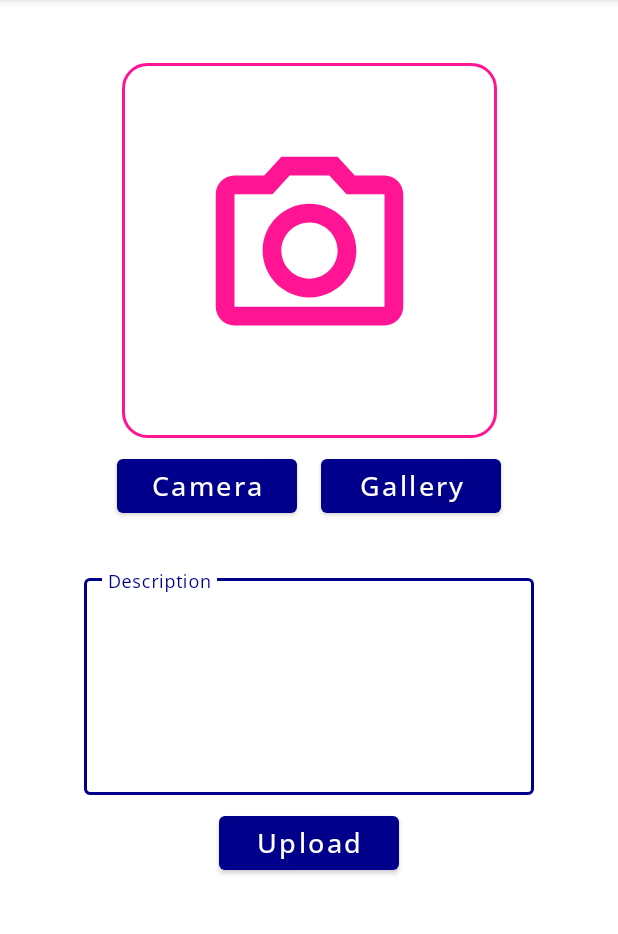
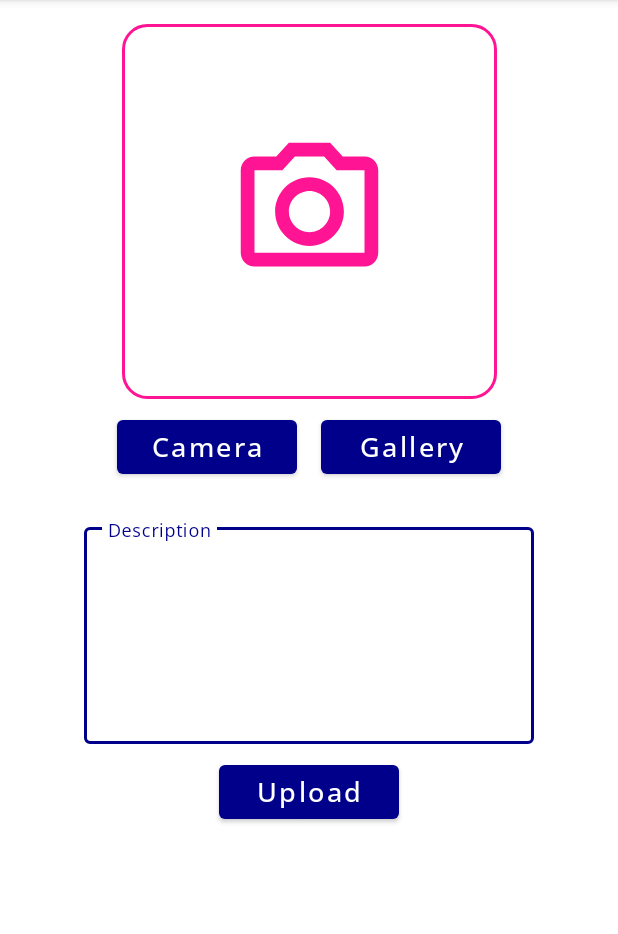
Before and after one commit to fatkhurhmn/dicoding-android-intermediate-submission, an Android app: the CreateStoryActivity screen opened directly, with no data from a screen before it, on a phone screen of 412 x 824 dp, the part 84-1018 px from its top. Run offline under Robolectric (Android 15) with nearby library versions, the phone set to English and light mode, and no system bars.

Commit message:
change some configuration of view

```diff
--- a/app/src/main/res/layout/activity_create_story.xml
+++ b/app/src/main/res/layout/activity_create_story.xml
@@ -1,16 +1,11 @@
 <?xml version="1.0" encoding="utf-8"?>
-<ScrollView xmlns:android="http://schemas.android.com/apk/res/android"
+<androidx.constraintlayout.widget.ConstraintLayout xmlns:android="http://schemas.android.com/apk/res/android"
     xmlns:app="http://schemas.android.com/apk/res-auto"
     xmlns:tools="http://schemas.android.com/tools"
     android:layout_width="match_parent"
     android:layout_height="match_parent"
     android:fillViewport="true"
     tools:context=".ui.create.CreateStoryActivity">
-
-    <androidx.constraintlayout.widget.ConstraintLayout
-        android:layout_width="match_parent"
-        android:layout_height="wrap_content"
-        android:paddingBottom="16dp">
 
     <com.google.android.material.appbar.AppBarLayout
         android:id="@+id/appbar_create"
@@ -30,18 +25,31 @@
             app:titleTextColor="@color/white" />
     </com.google.android.material.appbar.AppBarLayout>
 
+    <androidx.core.widget.NestedScrollView
+        android:layout_width="match_parent"
+        android:layout_height="0dp"
+        app:layout_constraintBottom_toBottomOf="parent"
+        app:layout_constraintEnd_toEndOf="parent"
+        app:layout_constraintStart_toStartOf="parent"
+        app:layout_constraintTop_toBottomOf="@id/appbar_create">
+
+        <androidx.constraintlayout.widget.ConstraintLayout
+            android:layout_width="match_parent"
+            android:layout_height="match_parent"
+            android:layout_marginBottom="16dp">
+
             <ImageView
                 android:id="@+id/img_preview"
                 android:layout_width="250dp"
                 android:layout_height="250dp"
-            android:layout_marginTop="42dp"
+                android:layout_marginTop="16dp"
                 android:background="@drawable/bg_image_preview"
                 android:contentDescription="@string/preview_your_image"
-            android:padding="50dp"
+                android:padding="70dp"
                 android:src="@drawable/ic_image_preview"
                 app:layout_constraintEnd_toEndOf="parent"
                 app:layout_constraintStart_toStartOf="parent"
-            app:layout_constraintTop_toBottomOf="@id/appbar_create" />
+                app:layout_constraintTop_toTopOf="parent" />
 
             <LinearLayout
                 android:id="@+id/take_image"
@@ -72,7 +80,7 @@
                 style="@style/Widget.MaterialComponents.TextInputLayout.OutlinedBox"
                 android:layout_width="300dp"
                 android:layout_height="150dp"
-            android:layout_marginTop="32dp"
+                android:layout_marginTop="24dp"
                 app:layout_constraintEnd_toEndOf="parent"
                 app:layout_constraintStart_toStartOf="parent"
                 app:layout_constraintTop_toBottomOf="@id/take_image">
@@ -80,6 +88,7 @@
                 <com.google.android.material.textfield.TextInputEditText
                     android:layout_width="match_parent"
                     android:layout_height="match_parent"
+                    android:focusable="auto"
                     android:fontFamily="@font/opensans_regular"
                     android:gravity="top|left"
                     android:hint="@string/description"
@@ -95,4 +104,5 @@
                 app:layout_constraintStart_toStartOf="@id/edt_description"
                 app:layout_constraintTop_toBottomOf="@id/edt_description" />
         </androidx.constraintlayout.widget.ConstraintLayout>
-</ScrollView>
+    </androidx.core.widget.NestedScrollView>
+</androidx.constraintlayout.widget.ConstraintLayout>
```
Lines whose indentation alone changed are shown as unchanged.
